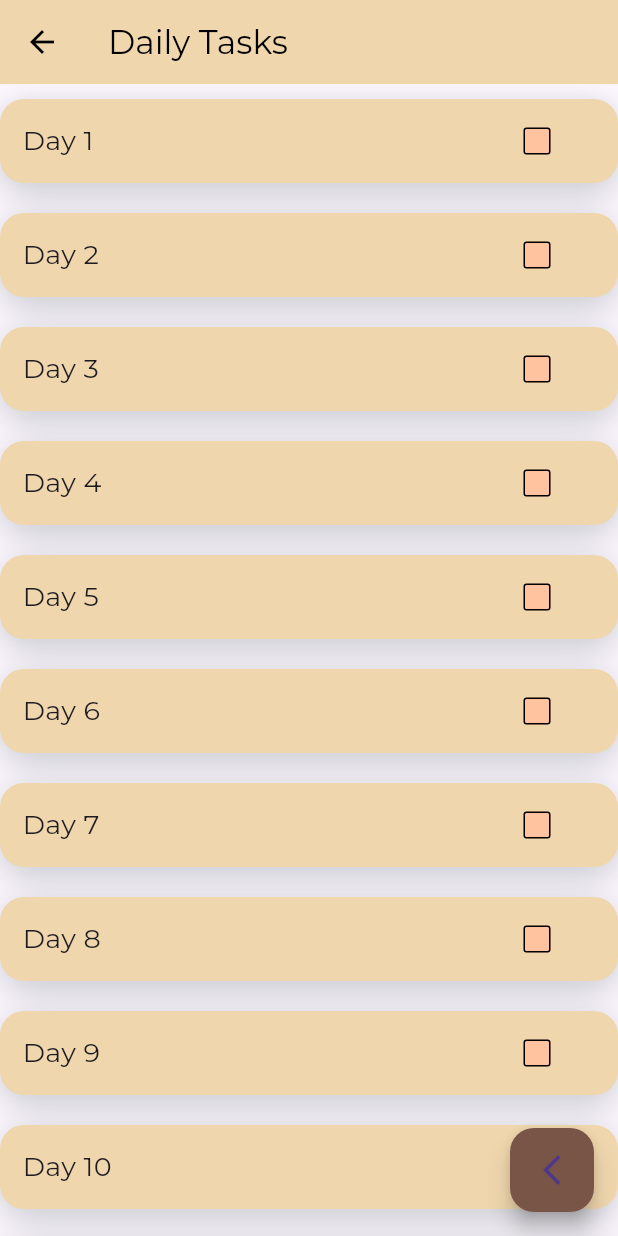
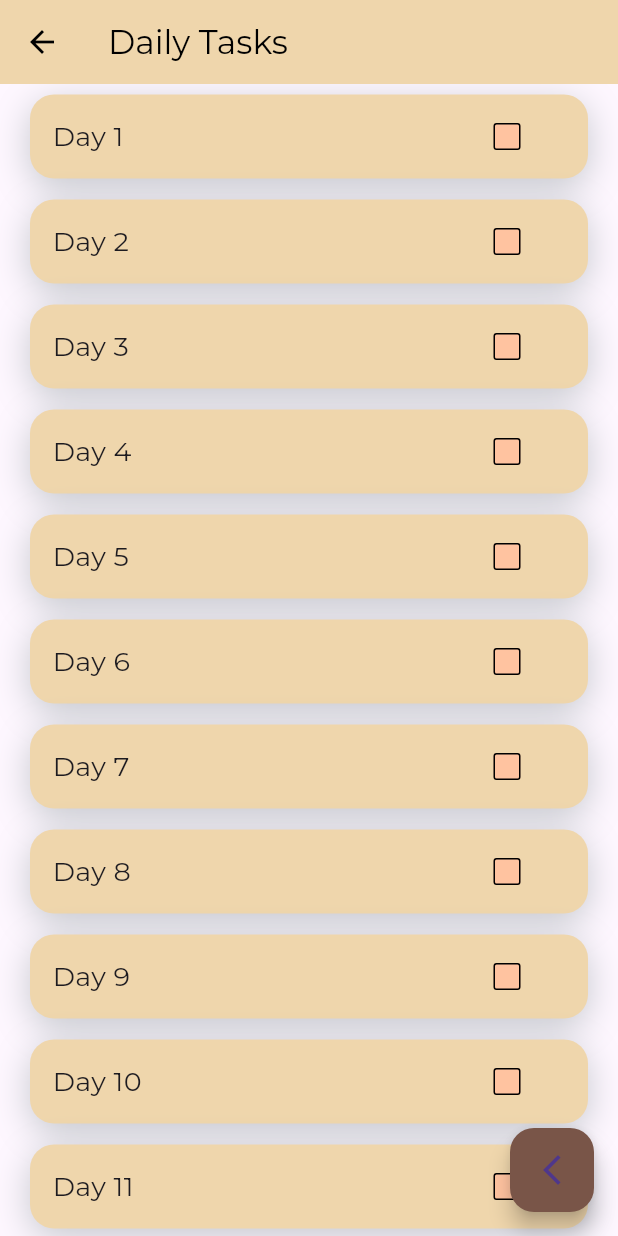
Before and after one commit to AbhinavThool/challenge_application_c2w, a Flutter app: the TaskScreen screen opened directly, on a phone screen of 412 x 824 dp. Run offline on Flutter 3.47's test engine with Material 3 defaults, Android fonts, the phone set to English and light mode, and no system bars; our stand-ins replace flutter_slidable, flutter_svg, google_fonts, sqflite; accounts and stored records are empty; network calls fail.

Commit message:
ekdam final

```diff
--- a/lib/Screens/profile_page.dart
+++ b/lib/Screens/profile_page.dart
@@ -9,7 +9,6 @@ class ProfilePage extends StatefulWidget {
 }
 
 class _ProfilePageState extends State<ProfilePage> {
-
   @override
   Widget build(BuildContext context) {
     return Scaffold(
@@ -76,7 +75,8 @@ class _ProfilePageState extends State<ProfilePage> {
                   Column(
                     crossAxisAlignment: CrossAxisAlignment.start,
                     children: [
-                      Text("Saurabh",
+                      Text(
+                        "Saurabh",
                         // maplist[index].name,
                         style: GoogleFonts.montserrat(
                           color: Colors.black,
@@ -313,7 +313,7 @@ class _ProfilePageState extends State<ProfilePage> {
                             height: 5,
                           ),
                           Text(
-                            "9096867158",
+                            "",
                             style: GoogleFonts.montserrat(
                               fontSize: 16,
                               fontWeight: FontWeight.w300,
--- a/lib/Screens/task_screen.dart
+++ b/lib/Screens/task_screen.dart
@@ -10,30 +10,6 @@ class TaskScreen extends StatefulWidget {
 
 class _TaskScreenState extends State<TaskScreen> {
   bool isChecked = false;
-
-  List<String> dayList = [
-    'Day 1',
-    'Day 2',
-    'Day 3',
-    'Day 4',
-    'Day 5',
-    'Day 6',
-    'Day 7',
-    'Day 8',
-    'Day 9',
-    'Day 10',
-    'Day 11',
-    'Day 12',
-    'Day 13',
-    'Day 14',
-    'Day 15',
-    'Day 16',
-    'Day 17',
-    'Day 18',
-    'Day 19',
-    'Day 20',
-    'Day 21',
-  ];
 
   List<bool> isCheckedList = List.generate(21, (index) => false);
 
@@ -54,8 +30,10 @@ class _TaskScreenState extends State<TaskScreen> {
         shrinkWrap: true,
         itemCount: 21,
         itemBuilder: (context, index) {
-          return Container(
-            margin: const EdgeInsets.symmetric(vertical: 10),
+          return Padding(
+            padding: const EdgeInsets.symmetric(horizontal: 20.0, vertical: 2),
+            child: Container(
+              margin: const EdgeInsets.symmetric(vertical: 5),
               height: 56,
               decoration: const BoxDecoration(
                 color: Color.fromRGBO(239, 214, 172, 1),
@@ -75,7 +53,7 @@ class _TaskScreenState extends State<TaskScreen> {
                   Padding(
                     padding: const EdgeInsets.only(left: 15),
                     child: Text(
-                    dayList[index],
+                      "Day ${index + 1}",
                       style: GoogleFonts.montserrat(
                         textStyle: const TextStyle(fontSize: 18),
                       ),
@@ -97,15 +75,17 @@ class _TaskScreenState extends State<TaskScreen> {
                   ),
                 ],
               ),
+            ),
           );
         },
       ),
       floatingActionButton: FloatingActionButton(
         onPressed: () {
           Navigator.pop(context);
+          setState(() {});
         },
+        backgroundColor: Colors.brown,
         child: const Icon(Icons.arrow_back_ios_new),
-        backgroundColor: Colors.brown,
       ),
     );
   }
```
Lines whose indentation alone changed are shown as unchanged.
